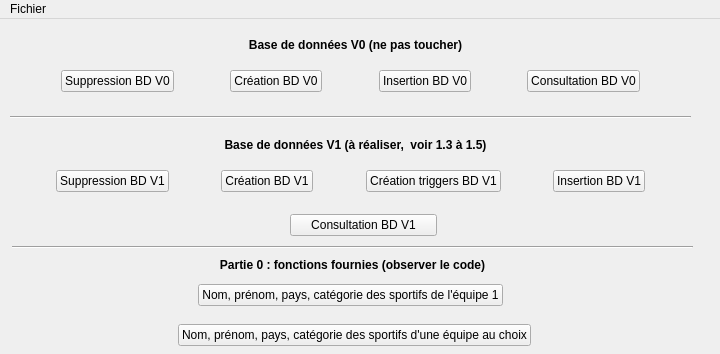
AEtheve/CEBD-PROJET-JO, file projet/gui/mainWindow.ui: the form before one commit; both pictures show x 0 to 720 and y 0 to 354 of the 720 by 749 pixel window.
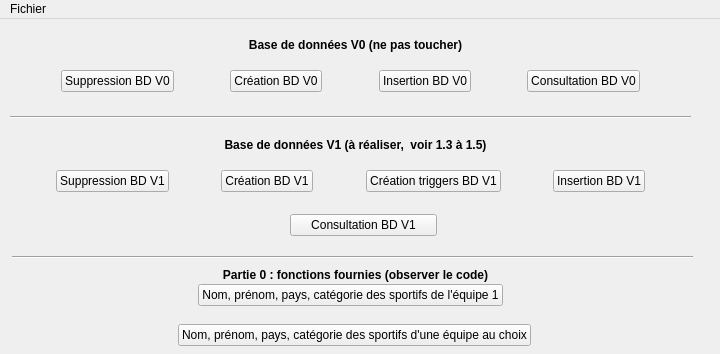
The form after the commit.

The edit to the form file:
```diff
--- a/projet/gui/mainWindow.ui
+++ b/projet/gui/mainWindow.ui
@@ -52,20 +52,20 @@
     <property name="geometry">
      <rect>
       <x>12</x>
-      <y>220</y>
-      <width>681</width>
-      <height>16</height>
-     </rect>
-    </property>
-    <property name="orientation">
-     <enum>Qt::Horizontal</enum>
-    </property>
-   </widget>
-   <widget class="QLabel" name="label_partie_0">
-    <property name="geometry">
-     <rect>
-      <x>7</x>
       <y>230</y>
+      <width>681</width>
+      <height>16</height>
+     </rect>
+    </property>
+    <property name="orientation">
+     <enum>Qt::Horizontal</enum>
+    </property>
+   </widget>
+   <widget class="QLabel" name="label_partie_0">
+    <property name="geometry">
+     <rect>
+      <x>10</x>
+      <y>240</y>
       <width>691</width>
       <height>31</height>
      </rect>
@@ -201,7 +201,7 @@
     <property name="geometry">
      <rect>
       <x>10</x>
-      <y>190</y>
+      <y>80</y>
       <width>689</width>
       <height>19</height>
      </rect>
@@ -823,6 +823,22 @@
      </item>
     </layout>
    </widget>
+   <widget class="QLabel" name="label_retour_BD_2">
+    <property name="geometry">
+     <rect>
+      <x>10</x>
+      <y>220</y>
+      <width>689</width>
+      <height>19</height>
+     </rect>
+    </property>
+    <property name="text">
+     <string/>
+    </property>
+    <property name="alignment">
+     <set>Qt::AlignCenter</set>
+    </property>
+   </widget>
   </widget>
   <widget class="QMenuBar" name="menubar">
    <property name="geometry">
```
Left out of the diff: 16 changed lines with no effect on the pictures.
